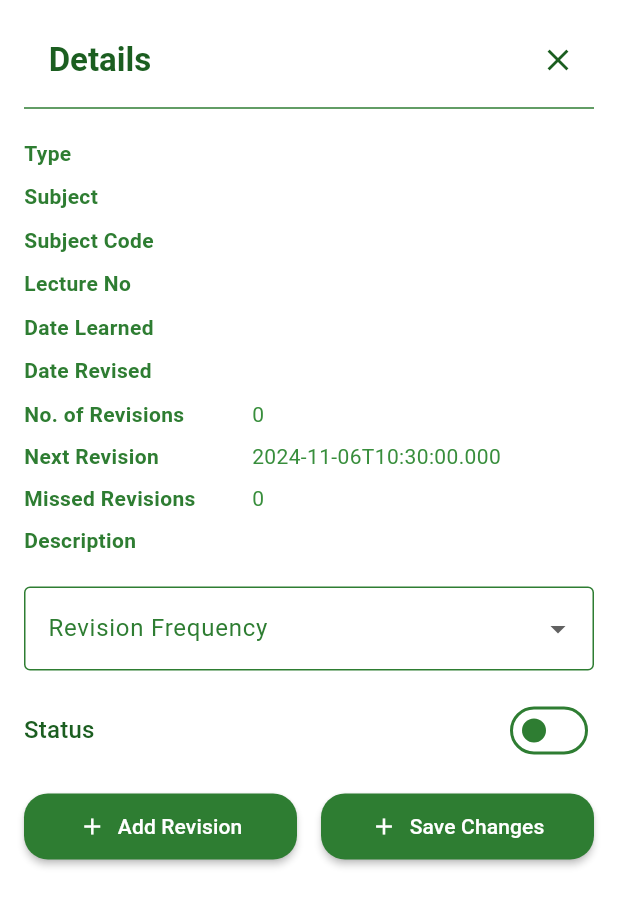
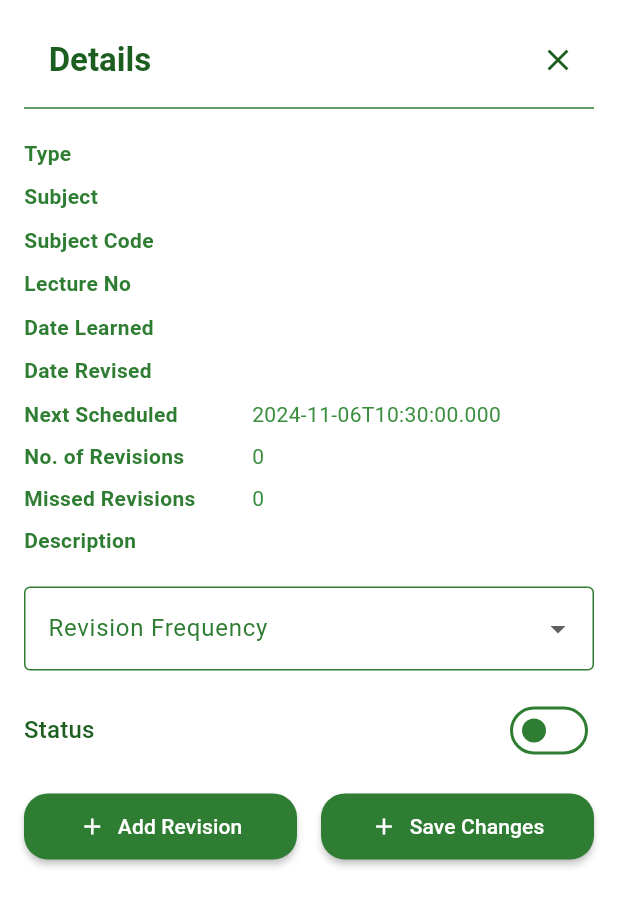
Before and after one commit to imnexerio/revix, a Flutter app: the LectureDetailsModal widget shown alone on an empty page, opened directly with empty values, on a phone screen of 412 x 824 dp. Shown: the top 906 px of the screen. Run offline on Flutter 3.47's test engine with Material 3 defaults, Android fonts, the phone set to English and light mode, and no system bars; our stand-ins replace firebase_auth, firebase_core, firebase_database, fl_chart, lottie, shared_preferences; accounts and stored records are empty; generated files the repository leaves out were written again.

Commit message:
fixed today and detail page

```diff
--- a/lib/DetailsPage/LectureBar.dart
+++ b/lib/DetailsPage/LectureBar.dart
@@ -59,7 +59,7 @@ class _LectureBarState extends State<LectureBar> {
                     DataColumn(label: Text('Date Learned')),
                     DataColumn(label: Text('Date Revised')),
                     DataColumn(label: Text('No. of Revisions')),
-                    DataColumn(label: Text("Next Revision")),
+                    DataColumn(label: Text("Date Scheduled")),
                     DataColumn(label: Text('Missed revisions')),
                   ],
                   rows: widget.lectureData.entries.map((entry) {
--- a/lib/SchedulePage/showLectureDetails.dart
+++ b/lib/SchedulePage/showLectureDetails.dart
@@ -61,7 +61,6 @@ void showLectureDetails(BuildContext context, Map<String, dynamic> details, Func
                           DetailRow(label: 'Scheduled Date', value: details['date_scheduled']),
                           DetailRow(label: 'Revision Frequency', value: revisionFrequency),
                           DetailRow(label: 'No. of Revisions', value: details['no_revision'].toString()),
-                          DetailRow(label: 'Next Revision', value: details['date_scheduled']),
                           DetailRow(label: 'Missed Revisions', value: details['missed_revision'].toString()),
                           DetailRow(label: 'Description', value: details['description']),
                           SizedBox(height: 16),
--- a/lib/widgets/LectureDetailsModal.dart
+++ b/lib/widgets/LectureDetailsModal.dart
@@ -73,8 +73,8 @@ class _LectureDetailsModalState extends State<LectureDetailsModal> {
                     DetailRow(label: 'Lecture No', value: widget.lectureNo),
                     DetailRow(label: 'Date Learned', value: widget.details['date_learnt']),
                     DetailRow(label: 'Date Revised', value: widget.details['date_revised']),
+                    DetailRow(label: 'Next Scheduled', value: widget.details['date_scheduled']),
                     DetailRow(label: 'No. of Revisions', value: widget.details['no_revision'].toString()),
-                    DetailRow(label: 'Next Revision', value: widget.details['date_scheduled']),
                     DetailRow(label: 'Missed Revisions', value: widget.details['missed_revision'].toString()),
                     DetailRow(label: 'Description', value: widget.details['description']),
                     SizedBox(height: 16),
```
